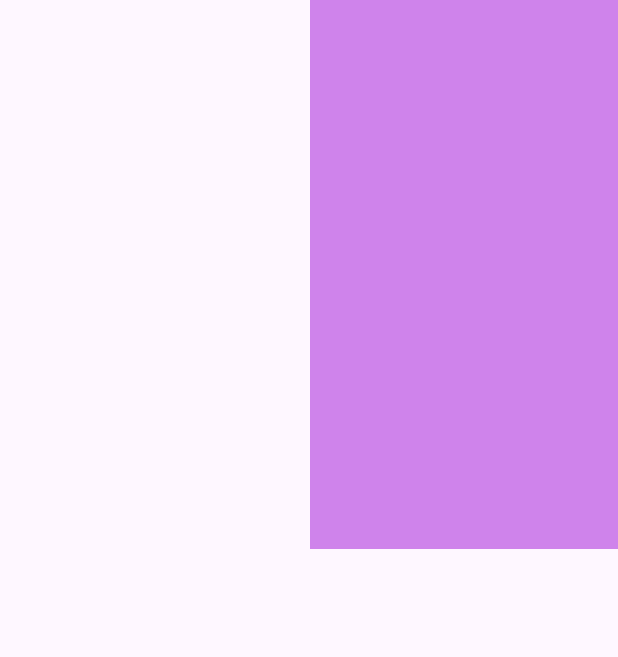
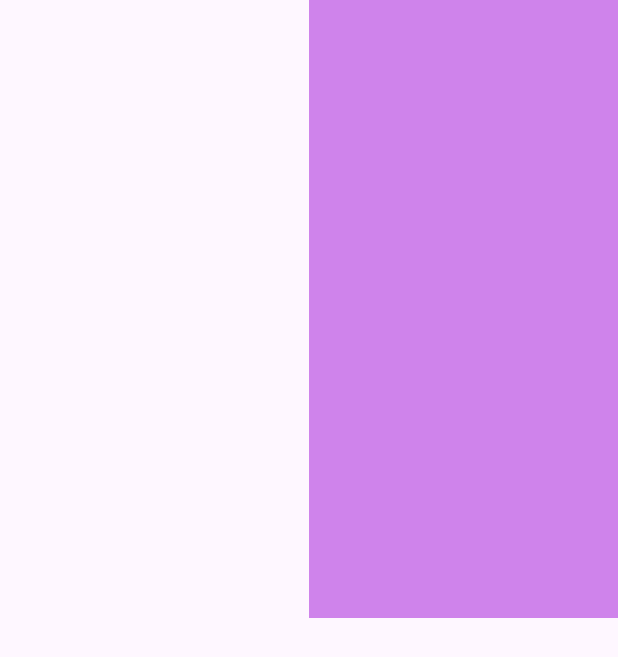
Before and after one commit to WINDOWEXPRESS/ASPracticas, an Android app: the EjemploFragments screen opened directly, with no data from a screen before it, after a tap on an icon or button, on a phone screen of 412 x 824 dp. Shown: the top 657 px of the screen. Run offline under Robolectric (Android 15) with nearby library versions, the phone set to English and light mode, and no system bars.

Commit message:
Terminar u4_ejemplo_fragments.xml en insti

```diff
--- a/app/src/main/res/layout/u4_ejemplo_fragments.xml
+++ b/app/src/main/res/layout/u4_ejemplo_fragments.xml
@@ -9,32 +9,44 @@
     <androidx.fragment.app.FragmentContainerView
         android:id="@+id/fragmentContainerView2"
         android:name="com.example.aspracticas.ut04.ColorFragment"
-        android:layout_width="205dp"
-        android:layout_height="366dp"
+        android:layout_width="0dp"
+        android:layout_height="0dp"
+        app:layout_constraintBottom_toTopOf="@+id/fragmentContainerView3"
         app:layout_constraintEnd_toEndOf="parent"
+        app:layout_constraintHorizontal_bias="0.5"
+        app:layout_constraintStart_toEndOf="@+id/fragmentContainerView"
         app:layout_constraintTop_toTopOf="parent" />
 
     <androidx.fragment.app.FragmentContainerView
         android:id="@+id/fragmentContainerView"
         android:name="com.example.aspracticas.ut04.ColorFragment"
-        android:layout_width="205dp"
-        android:layout_height="366dp"
+        android:layout_width="0dp"
+        android:layout_height="0dp"
+        app:layout_constraintBottom_toTopOf="@+id/fragmentContainerView4"
+        app:layout_constraintEnd_toStartOf="@+id/fragmentContainerView2"
+        app:layout_constraintHorizontal_bias="0.5"
         app:layout_constraintStart_toStartOf="parent"
         app:layout_constraintTop_toTopOf="parent" />
 
     <androidx.fragment.app.FragmentContainerView
         android:id="@+id/fragmentContainerView3"
         android:name="com.example.aspracticas.ut04.ColorFragment"
-        android:layout_width="205dp"
-        android:layout_height="366dp"
+        android:layout_width="0dp"
+        android:layout_height="0dp"
         app:layout_constraintBottom_toBottomOf="parent"
-        app:layout_constraintEnd_toEndOf="parent" />
+        app:layout_constraintEnd_toEndOf="parent"
+        app:layout_constraintHorizontal_bias="0.5"
+        app:layout_constraintStart_toEndOf="@+id/fragmentContainerView4"
+        app:layout_constraintTop_toBottomOf="@+id/fragmentContainerView2" />
 
     <androidx.fragment.app.FragmentContainerView
         android:id="@+id/fragmentContainerView4"
         android:name="com.example.aspracticas.ut04.ColorFragment"
-        android:layout_width="205dp"
-        android:layout_height="366dp"
+        android:layout_width="0dp"
+        android:layout_height="0dp"
         app:layout_constraintBottom_toBottomOf="parent"
-        app:layout_constraintStart_toStartOf="parent" />
+        app:layout_constraintEnd_toStartOf="@+id/fragmentContainerView3"
+        app:layout_constraintHorizontal_bias="0.5"
+        app:layout_constraintStart_toStartOf="parent"
+        app:layout_constraintTop_toBottomOf="@+id/fragmentContainerView" />
 </androidx.constraintlayout.widget.ConstraintLayout>
```
Also changed, not shown: app/src/main/AndroidManifest.xml (+9 -0 lines), app/src/main/java/com/example/aspracticas/ut04/ContadorConFragment.java (added, +16 -0 lines), app/src/main/java/com/example/aspracticas/ut04/ContadorFragment.java (added, +66 -0 lines), app/src/main/res/layout/u4a1_contador_con_fragment.xml (added, +9 -0 lines), app/src/main/res/layout/u4a1_fragment_contador.xml (added, +14 -0 lines).
